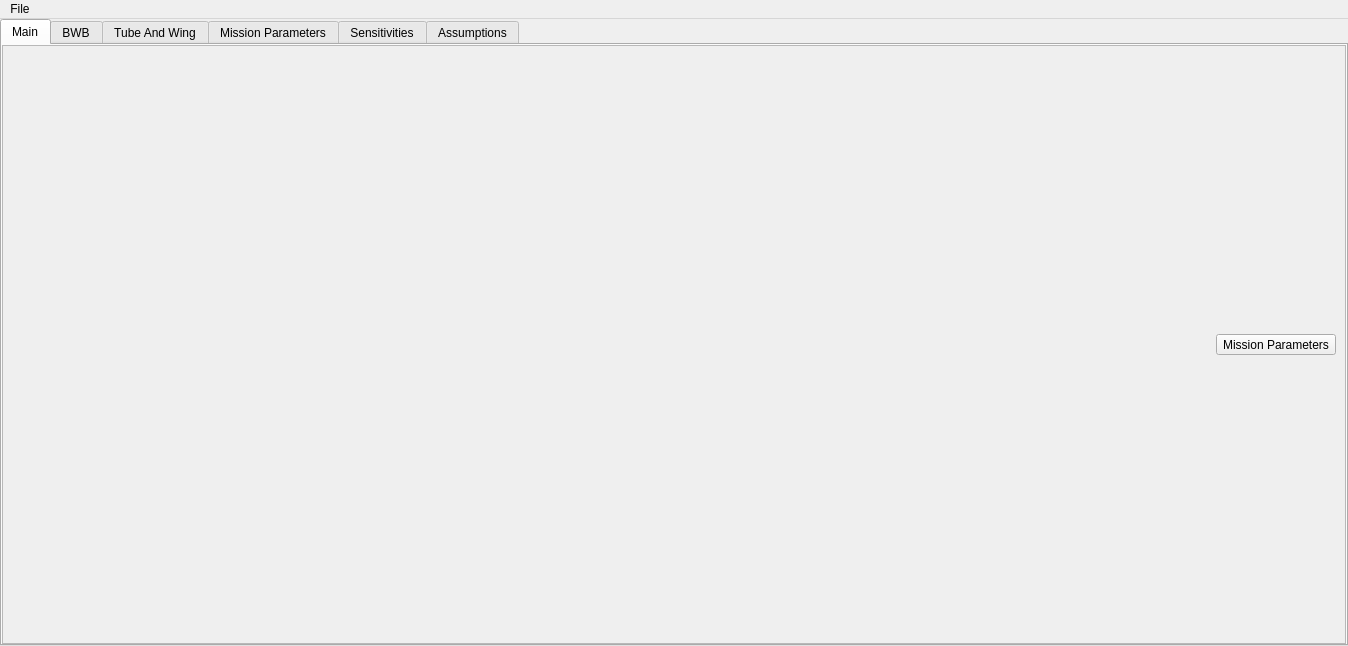
Old version of the form BWB_GUI/form.ui in the repository bsannar/Capstone_BWB.
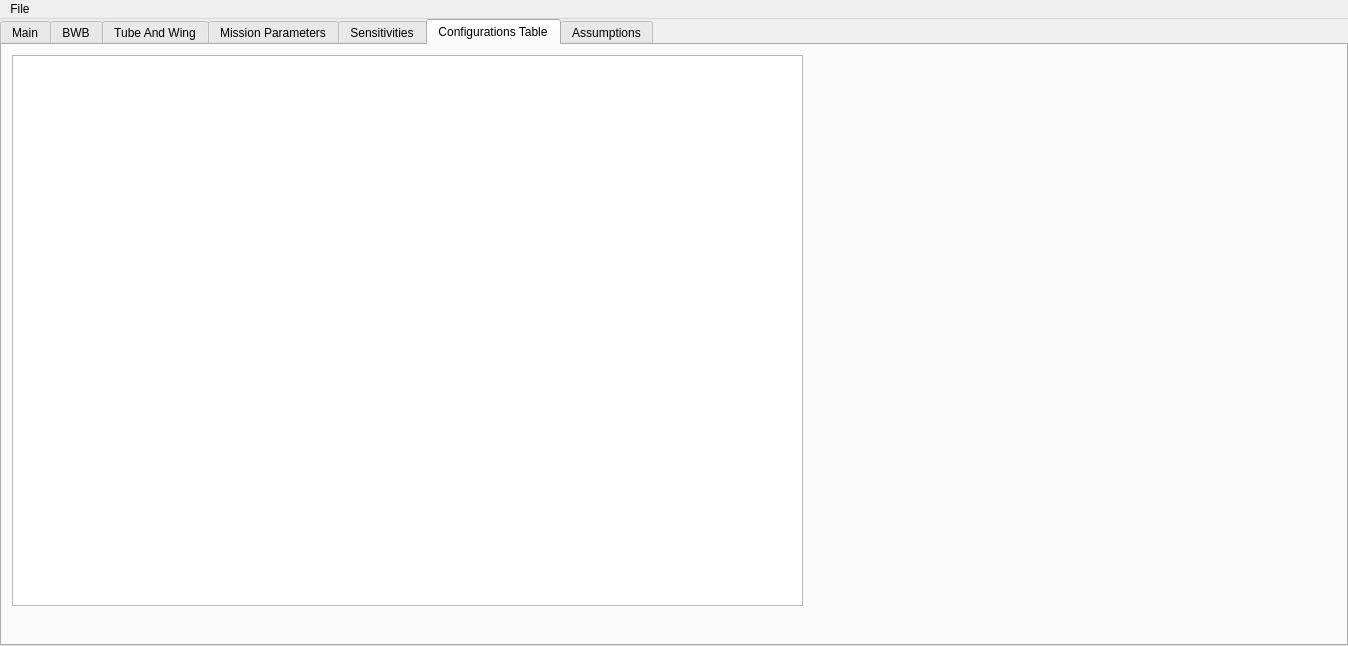
New version of the form. The open tabs and pages were chosen to show the change.

Commit message: removes ui_form as a tracked file

```diff
--- a/BWB_GUI/form.ui
+++ b/BWB_GUI/form.ui
@@ -851,6 +851,21 @@
         </item>
        </layout>
       </widget>
+      <widget class="QWidget" name="tab">
+       <attribute name="title">
+        <string>Configurations Table</string>
+       </attribute>
+       <widget class="QTableWidget" name="configsTableWidget">
+        <property name="geometry">
+         <rect>
+          <x>10</x>
+          <y>10</y>
+          <width>791</width>
+          <height>551</height>
+         </rect>
+        </property>
+       </widget>
+      </widget>
       <widget class="QWidget" name="tbAssumptions">
        <attribute name="title">
         <string>Assumptions</string>
```
The commit also changes 1 other file.
